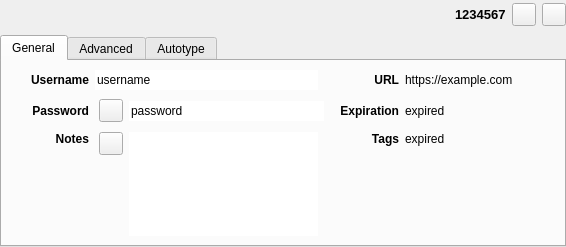
yamabiiko/keepassxc, file src/gui/EntryPreviewWidget.ui: the form before one commit.
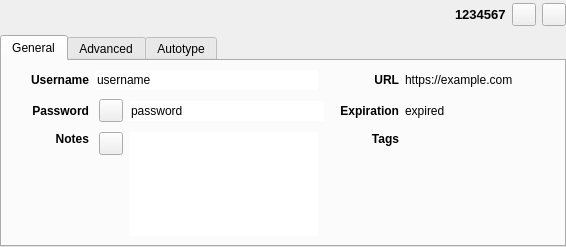
The form after the commit. Custom widgets are drawn as their Qt base class.

Commit message: display tags with the tag widget in entry preview

The edit to the form file:
```diff
--- a/src/gui/EntryPreviewWidget.ui
+++ b/src/gui/EntryPreviewWidget.ui
@@ -383,15 +383,9 @@
                </widget>
               </item>
               <item row="2" column="6" alignment="Qt::AlignTop">
-               <widget class="QLabel" name="entryTagsLabel">
-                <property name="sizePolicy">
-                 <sizepolicy hsizetype="Expanding" vsizetype="Preferred">
-                  <horstretch>0</horstretch>
-                  <verstretch>0</verstretch>
-                 </sizepolicy>
-                </property>
-                <property name="text">
-                 <string notr="true">expired</string>
+               <widget class="TagsWidget" name="tagsList">
+                <property name="accessibleName">
+                 <string>Tags list</string>
                 </property>
                </widget>
               </item>
@@ -1252,6 +1246,12 @@
    <extends>QLabel</extends>
    <header>gui/widgets/ElidedLabel.h</header>
   </customwidget>
+  <customwidget>
+   <class>TagsWidget</class>
+   <extends>QWidget</extends>
+   <header>gui/tag/TagsWidget.h</header>
+   <container>1</container>
+  </customwidget>
  </customwidgets>
  <tabstops>
   <tabstop>entryTotpButton</tabstop>
```
The commit also changes 1 other file.
